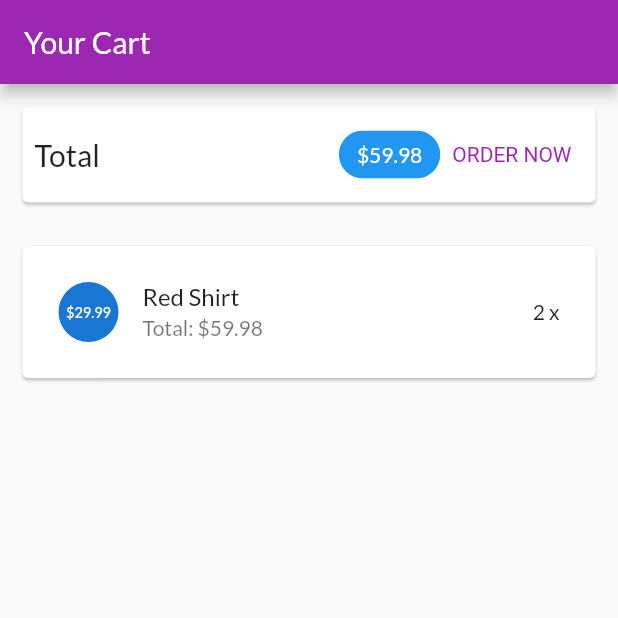
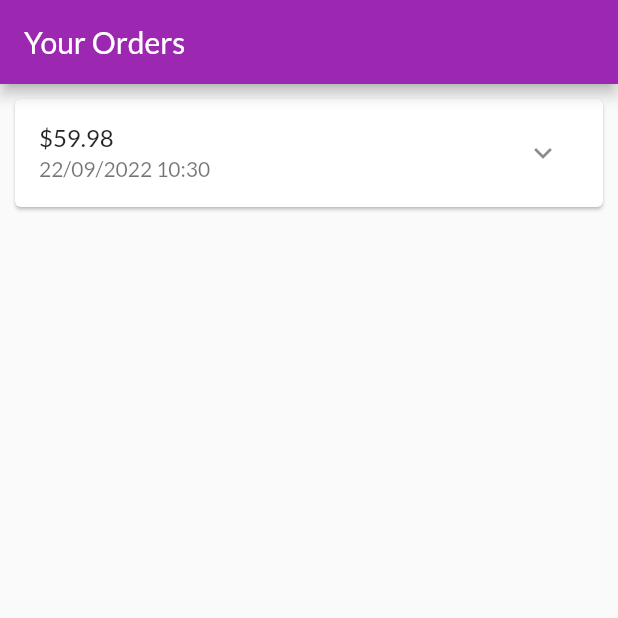
Before and after one commit to qthuy2k1/CT484, a Flutter app: the screen it shows after launch, on a phone screen of 412 x 824 dp, the top half of it. Run offline on Flutter 3.47's test engine with Material 2 defaults, Android fonts, the phone set to English and light mode, and no system bars.

Commit message:
Xay dung trang cac dat hang

```diff
--- a/lib/main.dart
+++ b/lib/main.dart
@@ -1,9 +1,10 @@
 import 'package:flutter/material.dart';
-import 'package:myshop/ui/products/user_products_screen.dart';
+import 'ui/products/user_products_screen.dart';
 import 'ui/products/products_manager.dart';
 import 'ui/products/products_detail_screen.dart';
 import 'ui/products/products_overview_screen.dart';
 import 'ui/cart/cart_screen.dart';
+import 'ui/orders/orders_screen.dart';
 
 void main() {
   runApp(const MyApp());
@@ -24,7 +25,7 @@ class MyApp extends StatelessWidget {
             .copyWith(secondary: Colors.deepOrange),
       ),
       home: SafeArea(
-        child: CartScreen(),
+        child: OrdersScreen(),
       ),
     );
   }
--- /dev/null
+++ b/lib/models/order_item.dart
@@ -0,0 +1,32 @@
+import 'cart_item.dart';
+
+class OrderItem {
+  final String? id;
+  final double amount;
+  final List<CartItem> products;
+  final DateTime dateTime;
+
+  int get productCount {
+    return products.length;
+  }
+
+  OrderItem({
+    this.id,
+    required this.amount,
+    required this.products,
+    DateTime? dateTime,
+  }) : dateTime = dateTime ?? DateTime.now();
+
+  OrderItem copyWith({
+    String? id,
+    double? amount,
+    List<CartItem>? products,
+    DateTime? dateTime,
+  }) {
+    return OrderItem(
+        id: id ?? this.id,
+        amount: amount ?? this.amount,
+        products: products ?? this.products,
+        dateTime: dateTime ?? this.dateTime);
+  }
+}
--- /dev/null
+++ b/lib/ui/orders/order_item_card.dart
@@ -0,0 +1,67 @@
+import 'dart:math';
+
+import 'package:flutter/material.dart';
+import 'package:intl/intl.dart';
+
+import '../../models/order_item.dart';
+
+class OrderItemCard extends StatefulWidget {
+  final OrderItem order;
+
+  const OrderItemCard(this.order, {super.key});
+
+  @override
+  State<OrderItemCard> createState() => _OrderItemCardState();
+}
+
+class _OrderItemCardState extends State<OrderItemCard> {
+  var _expanded = false;
+
+  @override
+  Widget build(BuildContext context) {
+    return Card(
+      margin: const EdgeInsets.all(10),
+      child: Column(children: <Widget>[
+        buildOrderSummary(),
+        if (_expanded) buildOrderDetails()
+      ]),
+    );
+  }
+
+  Widget buildOrderDetails() {
+    return Container(
+        padding: const EdgeInsets.symmetric(horizontal: 15, vertical: 4),
+        height: min(widget.order.productCount * 20.0 + 10, 100),
+        child: ListView(
+            children: widget.order.products
+                .map((prod) => Row(
+                        mainAxisAlignment: MainAxisAlignment.spaceBetween,
+                        children: <Widget>[
+                          Text(
+                            prod.title,
+                            style: const TextStyle(
+                                fontSize: 18, fontWeight: FontWeight.bold),
+                          ),
+                          Text('${prod.quantity}x \$${prod.price}',
+                              style: const TextStyle(
+                                  fontSize: 18, color: Colors.grey))
+                        ]))
+                .toList()));
+  }
+
+  Widget buildOrderSummary() {
+    return ListTile(
+        title: Text('\$${widget.order.amount}'),
+        subtitle: Text(
+          DateFormat('dd/MM/yyyy hh:mm').format(widget.order.dateTime),
+        ),
+        trailing: IconButton(
+          icon: Icon(_expanded ? Icons.expand_less : Icons.expand_more),
+          onPressed: () {
+            setState(() {
+              _expanded = !_expanded;
+            });
+          },
+        ));
+  }
+}
--- /dev/null
+++ b/lib/ui/orders/orders_manager.dart
@@ -0,0 +1,24 @@
+import 'package:flutter/cupertino.dart';
+
+import '../../models/cart_item.dart';
+import '../../models/order_item.dart';
+
+class OrdersManager with ChangeNotifier {
+  final List<OrderItem> _orders = [
+    OrderItem(
+        id: 'o1',
+        amount: 59.98,
+        products: [
+          CartItem(id: 'c1', title: 'Red Shirt', price: 29.99, quantity: 2)
+        ],
+        dateTime: DateTime.now())
+  ];
+
+  int get orderCount {
+    return _orders.length;
+  }
+
+  List<OrderItem> get orders {
+    return [..._orders];
+  }
+}
--- /dev/null
+++ b/lib/ui/orders/orders_screen.dart
@@ -0,0 +1,20 @@
+import 'package:flutter/material.dart';
+
+import 'orders_manager.dart';
+import 'order_item_card.dart';
+
+class OrdersScreen extends StatelessWidget {
+  const OrdersScreen({super.key});
+
+  @override
+  Widget build(BuildContext context) {
+    print('building orders');
+    final ordersManager = OrdersManager();
+    return Scaffold(
+        appBar: AppBar(title: const Text('Your Orders')),
+        body: ListView.builder(
+          itemCount: ordersManager.orderCount,
+          itemBuilder: (ctx, i) => OrderItemCard(ordersManager.orders[i]),
+        ));
+  }
+}
--- a/pubspec.yaml
+++ b/pubspec.yaml
@@ -9,6 +9,7 @@ dependencies:
     flutter:
         sdk: flutter
     cupertino_icons: ^1.0.2
+    intl: ^0.17.0
 
 dev_dependencies:
     flutter_test:
```
Also changed, not shown: pubspec.lock.
